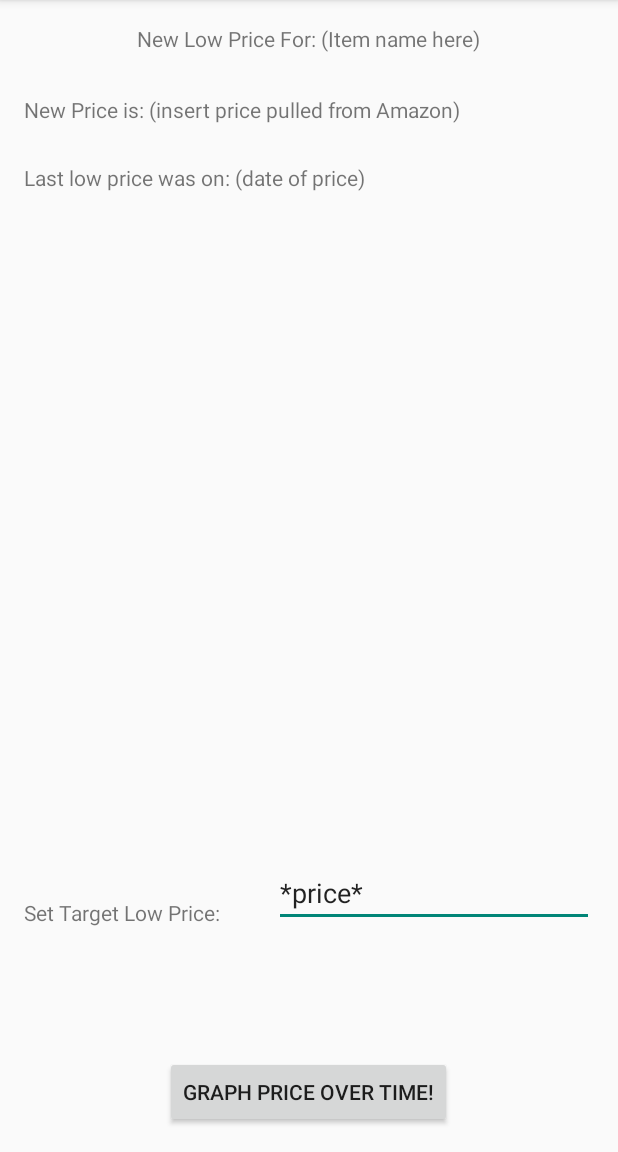
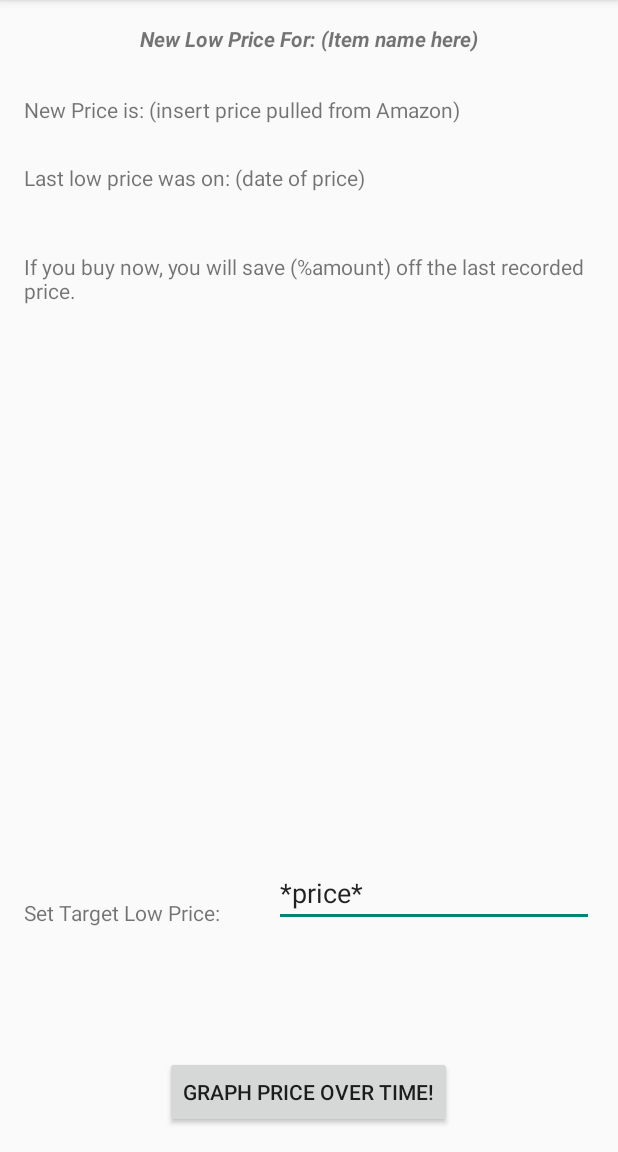
Before and after one commit to gumallett/PriceAlert, an Android app: the screen it shows after launch (MainActivity), on a phone screen of 412 x 824 dp, the part 84-1236 px from its top. Run offline under Robolectric (Android 15) with nearby library versions, the phone set to English and light mode, and no system bars.

Commit message:
Made a few more changes to product screen

```diff
--- a/app/src/main/res/layout/activity_main.xml
+++ b/app/src/main/res/layout/activity_main.xml
@@ -12,6 +12,7 @@
             android:text="New Low Price For: (Item name here)"
             android:layout_width="wrap_content"
             android:layout_height="wrap_content" android:id="@+id/hello"
+        android:textStyle="bold|italic"
         android:layout_alignParentTop="true"
         android:layout_centerHorizontal="true" />
 
@@ -64,4 +65,14 @@
         android:layout_alignParentStart="true"
         android:layout_marginTop="26dp" />
 
+    <TextView
+        android:layout_width="wrap_content"
+        android:layout_height="wrap_content"
+        android:text="If you buy now, you will save (%amount) off the last recorded price."
+        android:id="@+id/textView4"
+        android:layout_below="@+id/textView3"
+        android:layout_alignParentLeft="true"
+        android:layout_alignParentStart="true"
+        android:layout_marginTop="40dp" />
+
 </RelativeLayout>
```
